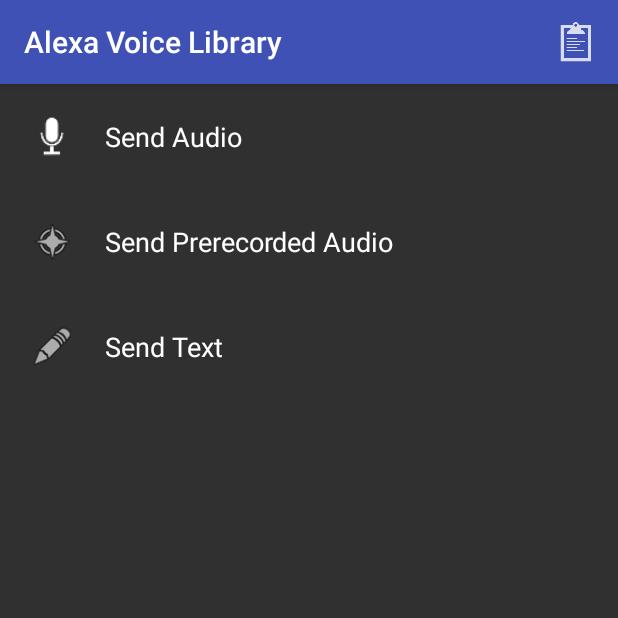
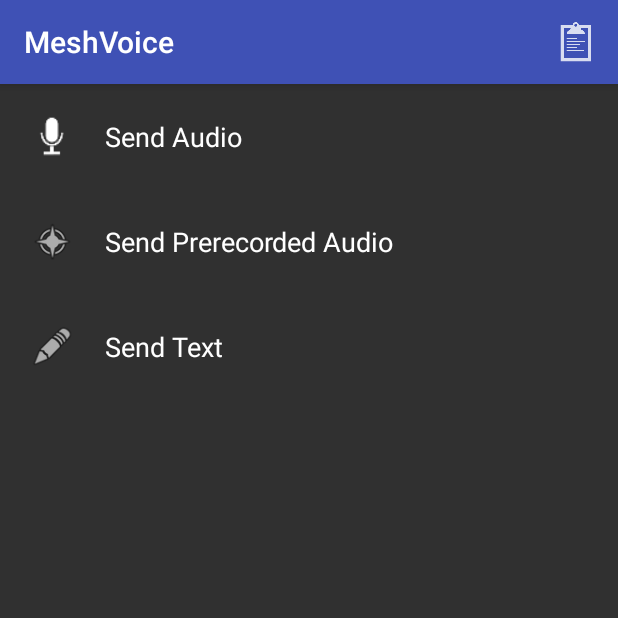
Before and after one commit to azizcse/AlexaAndroid, an Android app: the screen it shows after launch (MainActivity), on a phone screen of 412 x 824 dp, the top half of it. Run offline under Robolectric (Android 15) with nearby library versions, the phone set to English and light mode, and no system bars.

Commit message:
App anme change

```diff
--- a/app/src/main/java/com/willblaschko/android/avs/AlexaApplication.java
+++ b/app/src/main/java/com/willblaschko/android/avs/AlexaApplication.java
@@ -1,6 +1,7 @@
 package com.willblaschko.android.avs;
 
 import android.app.Application;
+import android.content.Context;
 import android.util.Log;
 
 import com.willblaschko.android.avs.utility.SigningKey;
@@ -13,14 +14,18 @@
 
     //Our Amazon application product ID, this is passed to the server when we authenticate
     private static final String PRODUCT_ID = "interactive_conversation";
-
+    private static Context context;
 
     //Our Application instance if we need to reference it directly
     private static AlexaApplication mInstance;
 
+    public static Context toContext(){
+        return context;
+    }
     @Override
     public void onCreate() {
         super.onCreate();
+        context = getApplicationContext();
         mInstance = this;
 
         //if we run in DEBUG mode, we can get our signing key in the LogCat
--- a/app/src/main/res/values/strings.xml
+++ b/app/src/main/res/values/strings.xml
@@ -1,5 +1,5 @@
 <resources>
-    <string name="app_name">Alexa Voice Library</string>
+    <string name="app_name">MeshVoice</string>
 
 
     <string name="status_listening">LISTENING…</string>
```
